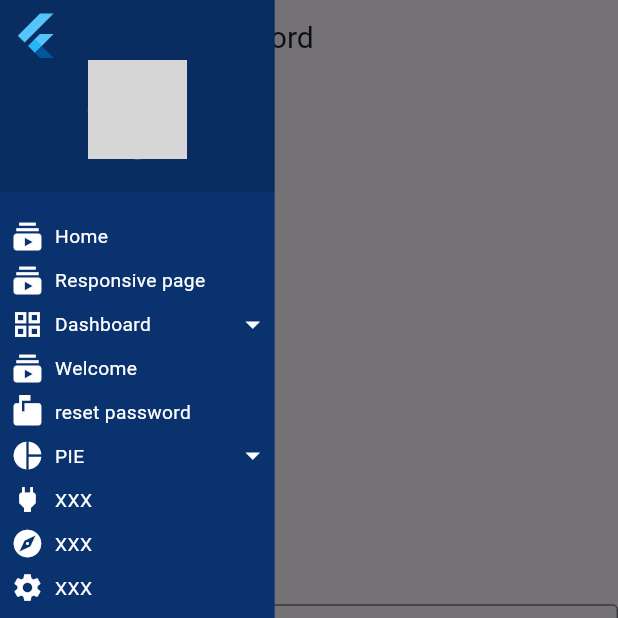
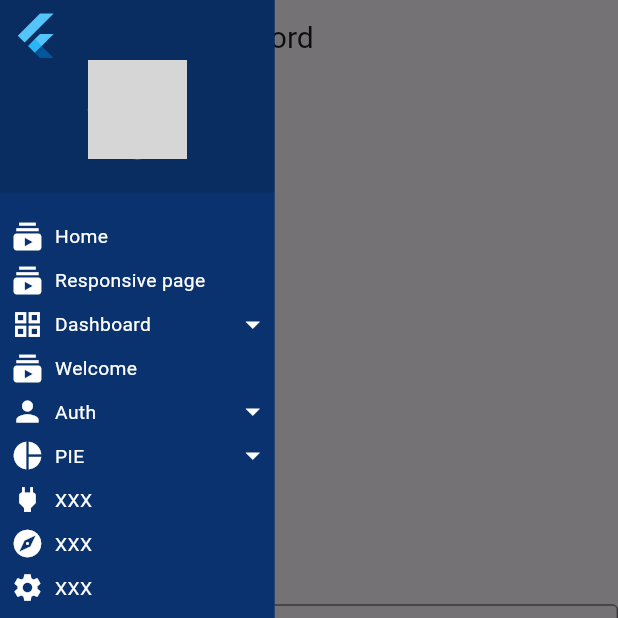
Before and after one commit to mdgb/md_composer_flutter, a Flutter app: the BaseTemplate screen opened by its route, with the side drawer open, on a phone screen of 412 x 824 dp, the top half of it. Run offline on Flutter 3.47's test engine with Material 2 defaults, Android fonts, the phone set to English and light mode, and no system bars; our stand-ins replace firebase_auth, firebase_core, flutter_markdown, flutter_riverpod, go_router, responsive_framework and 1 more; accounts and stored records are empty; network calls fail; grey boxes are pictures that could not be loaded.

Commit message:
login redirects working

```diff
--- a/lib/ui/splash_screen/splash_screen.dart
+++ b/lib/ui/splash_screen/splash_screen.dart
@@ -1,3 +1,4 @@
+import 'package:firebase_auth/firebase_auth.dart';
 import 'package:flutter/material.dart';
 import 'package:flutter/src/foundation/key.dart';
 import 'package:flutter/src/widgets/framework.dart';
@@ -5,6 +6,7 @@ import 'package:md_composer_flutter/providers/cache_provider.dart';
 
 import 'package:flutter_riverpod/flutter_riverpod.dart';
 import 'package:go_router/go_router.dart';
+import 'package:md_composer_flutter/services/auth_services.dart';
 
 class SplashPage extends ConsumerStatefulWidget {
   const SplashPage({Key? key}) : super(key: key);
@@ -18,8 +20,17 @@ class _SplashPageState extends ConsumerState<SplashPage> {
   @override
   void initState() {
     super.initState();
-    Future.delayed(const Duration(seconds: 2)).whenComplete(() {
-      context.go('/login');
+    WidgetsBinding.instance.addPostFrameCallback((timeStamp) {
+      var auth = ref.read(authViewModelProvider.notifier);
+      var currentUser = auth.user;
+      print("Auth: $currentUser");
+      Future.delayed(const Duration(seconds: 2)).whenComplete(() {
+        if (currentUser != null) {
+          context.go('/root');
+        } else {
+          context.go('/login');
+        }
+      });
     });
   }
 
--- a/lib/ui/widget_library/drawers/drawer_expandable/cdm.dart
+++ b/lib/ui/widget_library/drawers/drawer_expandable/cdm.dart
@@ -5,6 +5,11 @@ class CDM {
   final IconData? icon;
   final String? url;
   final List<CDM> submenus;
+  final Function? action;
   const CDM(
-      {required this.title, this.icon, this.url, this.submenus = const []});
+      {required this.title,
+      this.icon,
+      this.url,
+      this.submenus = const [],
+      this.action});
 }
--- a/lib/ui/widget_library/drawers/drawer_expandable/drawer_expandable.dart
+++ b/lib/ui/widget_library/drawers/drawer_expandable/drawer_expandable.dart
@@ -1,18 +1,21 @@
 import 'package:flutter/material.dart';
+import 'package:flutter_riverpod/flutter_riverpod.dart';
 import 'package:go_router/go_router.dart';
+import 'package:md_composer_flutter/services/auth_services.dart';
 import 'package:md_composer_flutter/ui/widget_library/avatars/avatar_base/avatar_base.dart';
 
 import 'cdm.dart' show CDM;
 
-class DrawerExpandableComponent extends StatefulWidget {
+class DrawerExpandableComponent extends ConsumerStatefulWidget {
   const DrawerExpandableComponent({Key? key}) : super(key: key);
 
   @override
-  State<DrawerExpandableComponent> createState() =>
+  ConsumerState<ConsumerStatefulWidget> createState() =>
       _DrawerExpandableComponentState();
 }
 
-class _DrawerExpandableComponentState extends State<DrawerExpandableComponent> {
+class _DrawerExpandableComponentState
+    extends ConsumerState<DrawerExpandableComponent> {
   int depth = 0;
   int selectedIndex = -1;
   String selectedPath = '';
@@ -20,7 +23,10 @@ class _DrawerExpandableComponentState extends State<DrawerExpandableComponent> {
   Color textColor = Colors.white;
   double drawerWidth = 200;
 
-  List<CDM> menuItems = [
+  List menuItems = [];
+
+  _DrawerExpandableComponentState() {
+    List<CDM> items = [
       const CDM(
           title: 'Home', icon: Icons.subscriptions, url: '/root', submenus: []),
       const CDM(
@@ -40,11 +46,26 @@ class _DrawerExpandableComponentState extends State<DrawerExpandableComponent> {
           icon: Icons.subscriptions,
           url: '/welcome',
           submenus: []),
-    const CDM(
-        title: 'reset password',
-        icon: Icons.markunread_mailbox,
+      CDM(title: 'Auth', icon: Icons.person, submenus: [
+        CDM(title: 'Login', icon: null, url: '/login', submenus: []),
+        CDM(
+            title: 'Logout',
+            icon: null,
+            // url: '/logout',
+            submenus: [],
+            action: () async {
+              print('LOGOUT ACTION');
+              var auth = ref.read(authViewModelProvider.notifier);
+              await auth.logout();
+              context.go('/');
+            }),
+        CDM(title: 'Register', icon: null, url: '/register', submenus: []),
+        CDM(
+            title: 'Reset Password',
+            icon: null,
             url: '/resetpassword',
             submenus: []),
+      ]),
       const CDM(title: 'PIE', icon: Icons.pie_chart, submenus: [
         CDM(title: 'PIE 1', icon: Icons.pie_chart, submenus: []),
       ]),
@@ -52,6 +73,8 @@ class _DrawerExpandableComponentState extends State<DrawerExpandableComponent> {
       const CDM(title: 'XXX', icon: Icons.explore, submenus: []),
       const CDM(title: 'XXX', icon: Icons.settings, submenus: []),
     ];
+    menuItems.addAll(items);
+  }
 
   @override
   Widget build(BuildContext context) {
@@ -149,6 +172,10 @@ class _DrawerExpandableComponentState extends State<DrawerExpandableComponent> {
                       ? selectedPath = ''
                       : selectedPath = path;
                 });
+                if (item.action != null) {
+                  print('EXECUTE ACTION');
+                  item.action!();
+                }
                 if (item.url != null) {
                   GoRouter.of(context).go(item.url.toString());
                 }
```
Also changed, not shown: lib/router/router.dart (+5 -5 lines), lib/ui/pages/reponsive_test_page/reponsive_test_page.dart (+42 -1 lines). Lines whose indentation alone changed are shown as unchanged.
